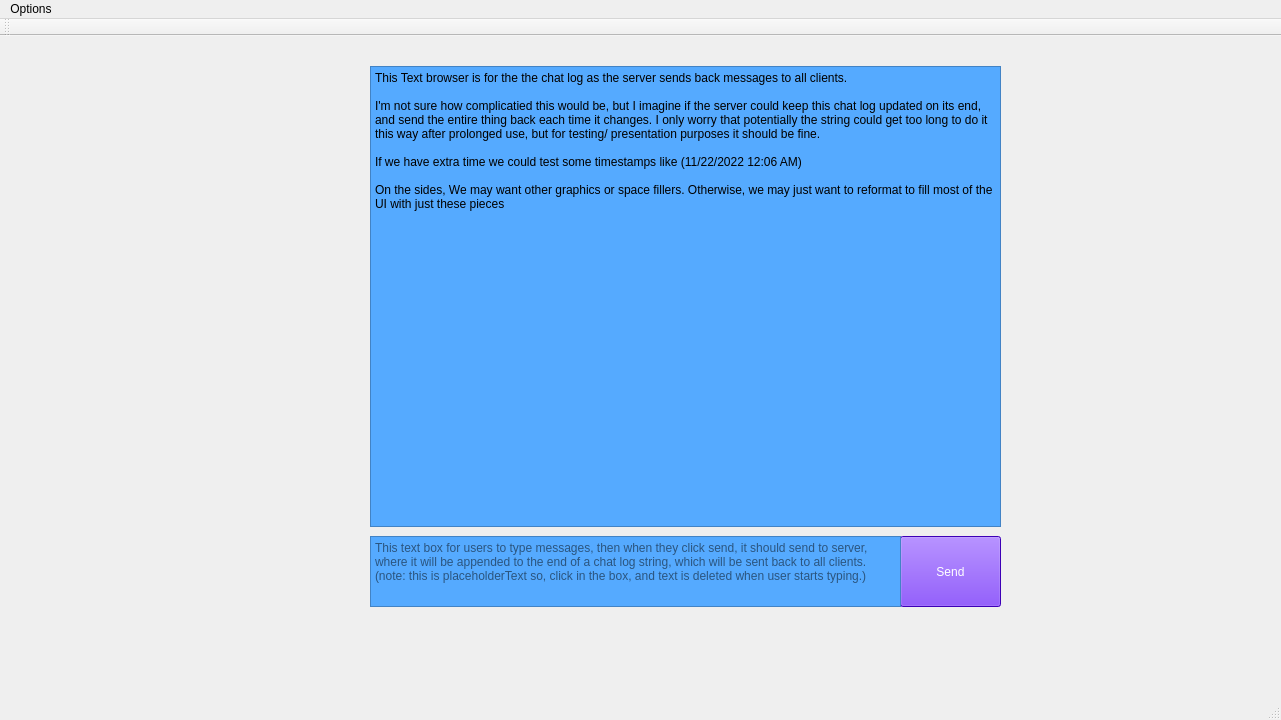
Before: the Qt Designer form ChatProgramSolution/ChatProgramProject/ChatProgramProject.ui in BobbyDMullinsIII/OS-MainlineProject2, drawn with Qt 5.
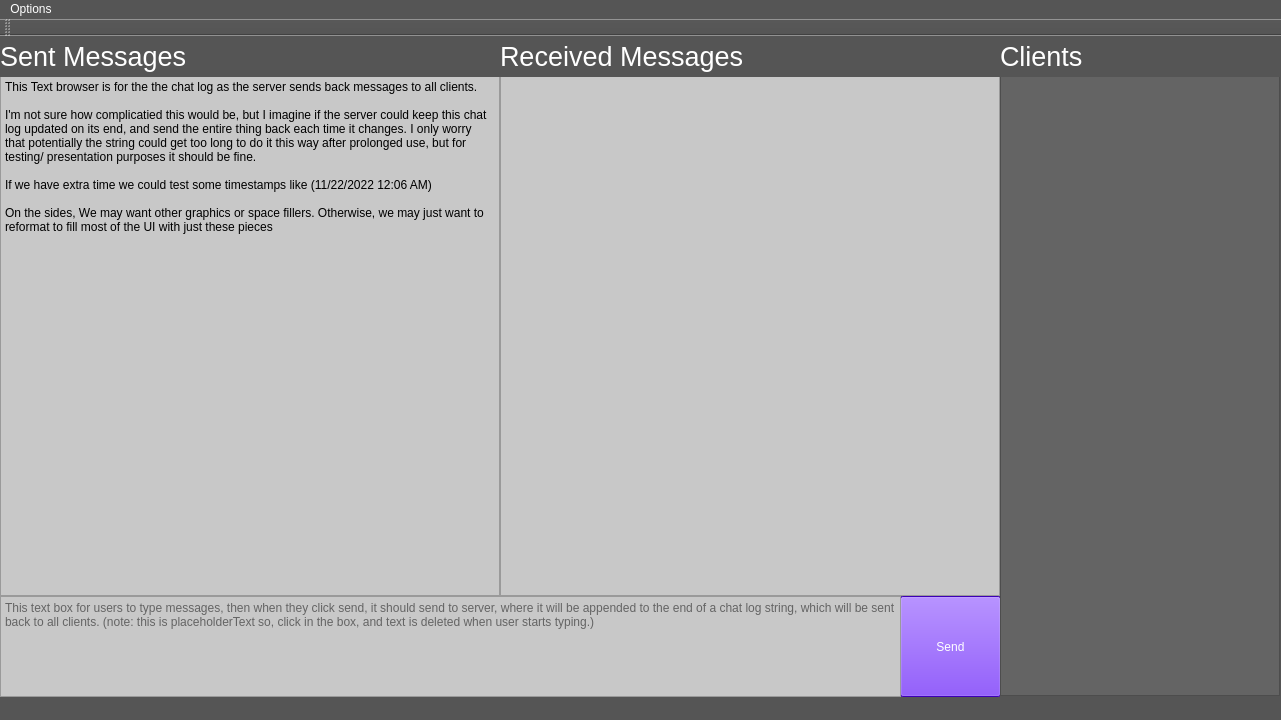
After: the same form once the commit is applied.

Commit message: Modified UI some to look more like discord

The edit to the form file:
```diff
--- a/ChatProgramSolution/ChatProgramProject/ChatProgramProject.ui
+++ b/ChatProgramSolution/ChatProgramProject/ChatProgramProject.ui
@@ -14,7 +14,11 @@
    <string>ChatProgramProject</string>
   </property>
   <property name="autoFillBackground">
-   <bool>true</bool>
+   <bool>false</bool>
+  </property>
+  <property name="styleSheet">
+   <string notr="true">background-color: rgb(85, 85, 85); 
+color: white;</string>
   </property>
   <property name="tabShape">
    <enum>QTabWidget::Rounded</enum>
@@ -35,9 +39,9 @@
     <property name="geometry">
      <rect>
       <x>900</x>
-      <y>500</y>
+      <y>560</y>
       <width>101</width>
-      <height>71</height>
+      <height>101</height>
      </rect>
     </property>
     <property name="styleSheet">
@@ -52,10 +56,10 @@
    <widget class="QTextEdit" name="textEdit">
     <property name="geometry">
      <rect>
-      <x>370</x>
-      <y>500</y>
-      <width>531</width>
-      <height>71</height>
+      <x>0</x>
+      <y>560</y>
+      <width>901</width>
+      <height>101</height>
      </rect>
     </property>
     <property name="focusPolicy">
@@ -65,7 +69,9 @@
      <bool>false</bool>
     </property>
     <property name="styleSheet">
-     <string notr="true">background-color: rgb(85, 170, 255);
+     <string notr="true">background-color: rgb(200, 200, 200);
+color:black;
+font: 14pt &quot;Segoe UI&quot;;
 </string>
     </property>
     <property name="html">
@@ -75,7 +81,7 @@
 hr { height: 1px; border-width: 0; }
 li.unchecked::marker { content: &quot;\2610&quot;; }
 li.checked::marker { content: &quot;\2612&quot;; }
-&lt;/style&gt;&lt;/head&gt;&lt;body style=&quot; font-family:'Segoe UI'; font-size:9pt; font-weight:400; font-style:normal;&quot;&gt;
+&lt;/style&gt;&lt;/head&gt;&lt;body style=&quot; font-family:'Segoe UI'; font-size:14pt; font-weight:400; font-style:normal;&quot;&gt;
 &lt;p style=&quot;-qt-paragraph-type:empty; margin-top:0px; margin-bottom:0px; margin-left:0px; margin-right:0px; -qt-block-indent:0; text-indent:0px;&quot;&gt;&lt;br /&gt;&lt;/p&gt;&lt;/body&gt;&lt;/html&gt;</string>
     </property>
     <property name="overwriteMode">
@@ -88,14 +94,16 @@
    <widget class="QTextBrowser" name="textBrowser">
     <property name="geometry">
      <rect>
-      <x>370</x>
-      <y>30</y>
-      <width>631</width>
-      <height>461</height>
+      <x>0</x>
+      <y>39</y>
+      <width>500</width>
+      <height>521</height>
      </rect>
     </property>
     <property name="styleSheet">
-     <string notr="true">background-color: rgb(85, 170, 255);</string>
+     <string notr="true">background-color: rgb(200, 200, 200);
+color: black;
+font: 14pt &quot;Segoe UI&quot;;</string>
     </property>
     <property name="html">
      <string>&lt;!DOCTYPE HTML PUBLIC &quot;-//W3C//DTD HTML 4.0//EN&quot; &quot;http://www.w3.org/TR/REC-html40/strict.dtd&quot;&gt;
@@ -104,14 +112,127 @@
 hr { height: 1px; border-width: 0; }
 li.unchecked::marker { content: &quot;\2610&quot;; }
 li.checked::marker { content: &quot;\2612&quot;; }
-&lt;/style&gt;&lt;/head&gt;&lt;body style=&quot; font-family:'Segoe UI'; font-size:9pt; font-weight:400; font-style:normal;&quot;&gt;
-&lt;p style=&quot; margin-top:0px; margin-bottom:0px; margin-left:0px; margin-right:0px; -qt-block-indent:0; text-indent:0px;&quot;&gt;This Text browser is for the the chat log as the server sends back messages to all clients.&lt;/p&gt;
-&lt;p style=&quot;-qt-paragraph-type:empty; margin-top:0px; margin-bottom:0px; margin-left:0px; margin-right:0px; -qt-block-indent:0; text-indent:0px;&quot;&gt;&lt;br /&gt;&lt;/p&gt;
-&lt;p style=&quot; margin-top:0px; margin-bottom:0px; margin-left:0px; margin-right:0px; -qt-block-indent:0; text-indent:0px;&quot;&gt;I'm not sure how complicatied this would be, but I imagine if the server could keep this chat log updated on its end, and send the entire thing back each time it changes. I only worry that potentially the string could get too long to do it this way after prolonged use, but for testing/ presentation purposes it should be fine. &lt;/p&gt;
-&lt;p style=&quot;-qt-paragraph-type:empty; margin-top:0px; margin-bottom:0px; margin-left:0px; margin-right:0px; -qt-block-indent:0; text-indent:0px;&quot;&gt;&lt;br /&gt;&lt;/p&gt;
-&lt;p style=&quot; margin-top:0px; margin-bottom:0px; margin-left:0px; margin-right:0px; -qt-block-indent:0; text-indent:0px;&quot;&gt;If we have extra time we could test some timestamps like (11/22/2022 12:06 AM)&lt;/p&gt;
-&lt;p style=&quot;-qt-paragraph-type:empty; margin-top:0px; margin-bottom:0px; margin-left:0px; margin-right:0px; -qt-block-indent:0; text-indent:0px;&quot;&gt;&lt;br /&gt;&lt;/p&gt;
-&lt;p style=&quot; margin-top:0px; margin-bottom:0px; margin-left:0px; margin-right:0px; -qt-block-indent:0; text-indent:0px;&quot;&gt;On the sides, We may want other graphics or space fillers. Otherwise, we may just want to reformat to fill most of the UI with just these pieces&lt;/p&gt;&lt;/body&gt;&lt;/html&gt;</string>
+&lt;/style&gt;&lt;/head&gt;&lt;body style=&quot; font-family:'Segoe UI'; font-size:14pt; font-weight:400; font-style:normal;&quot;&gt;
+&lt;p style=&quot; margin-top:0px; margin-bottom:0px; margin-left:0px; margin-right:0px; -qt-block-indent:0; text-indent:0px;&quot;&gt;&lt;span style=&quot; font-size:9pt;&quot;&gt;This Text browser is for the the chat log as the server sends back messages to all clients.&lt;/span&gt;&lt;/p&gt;
+&lt;p style=&quot;-qt-paragraph-type:empty; margin-top:0px; margin-bottom:0px; margin-left:0px; margin-right:0px; -qt-block-indent:0; text-indent:0px; font-size:9pt;&quot;&gt;&lt;br /&gt;&lt;/p&gt;
+&lt;p style=&quot; margin-top:0px; margin-bottom:0px; margin-left:0px; margin-right:0px; -qt-block-indent:0; text-indent:0px;&quot;&gt;&lt;span style=&quot; font-size:9pt;&quot;&gt;I'm not sure how complicatied this would be, but I imagine if the server could keep this chat log updated on its end, and send the entire thing back each time it changes. I only worry that potentially the string could get too long to do it this way after prolonged use, but for testing/ presentation purposes it should be fine. &lt;/span&gt;&lt;/p&gt;
+&lt;p style=&quot;-qt-paragraph-type:empty; margin-top:0px; margin-bottom:0px; margin-left:0px; margin-right:0px; -qt-block-indent:0; text-indent:0px; font-size:9pt;&quot;&gt;&lt;br /&gt;&lt;/p&gt;
+&lt;p style=&quot; margin-top:0px; margin-bottom:0px; margin-left:0px; margin-right:0px; -qt-block-indent:0; text-indent:0px;&quot;&gt;&lt;span style=&quot; font-size:9pt;&quot;&gt;If we have extra time we could test some timestamps like (11/22/2022 12:06 AM)&lt;/span&gt;&lt;/p&gt;
+&lt;p style=&quot;-qt-paragraph-type:empty; margin-top:0px; margin-bottom:0px; margin-left:0px; margin-right:0px; -qt-block-indent:0; text-indent:0px; font-size:9pt;&quot;&gt;&lt;br /&gt;&lt;/p&gt;
+&lt;p style=&quot; margin-top:0px; margin-bottom:0px; margin-left:0px; margin-right:0px; -qt-block-indent:0; text-indent:0px;&quot;&gt;&lt;span style=&quot; font-size:9pt;&quot;&gt;On the sides, We may want other graphics or space fillers. Otherwise, we may just want to reformat to fill most of the UI with just these pieces&lt;/span&gt;&lt;/p&gt;&lt;/body&gt;&lt;/html&gt;</string>
+    </property>
+   </widget>
+   <widget class="QTextBrowser" name="textBrowser_2">
+    <property name="geometry">
+     <rect>
+      <x>500</x>
+      <y>39</y>
+      <width>500</width>
+      <height>521</height>
+     </rect>
+    </property>
+    <property name="focusPolicy">
+     <enum>Qt::NoFocus</enum>
+    </property>
+    <property name="acceptDrops">
+     <bool>false</bool>
+    </property>
+    <property name="styleSheet">
+     <string notr="true">background-color: rgb(200, 200, 200);
+color: black;
+font: 14pt &quot;Segoe UI&quot;;</string>
+    </property>
+    <property name="html">
+     <string>&lt;!DOCTYPE HTML PUBLIC &quot;-//W3C//DTD HTML 4.0//EN&quot; &quot;http://www.w3.org/TR/REC-html40/strict.dtd&quot;&gt;
+&lt;html&gt;&lt;head&gt;&lt;meta name=&quot;qrichtext&quot; content=&quot;1&quot; /&gt;&lt;meta charset=&quot;utf-8&quot; /&gt;&lt;style type=&quot;text/css&quot;&gt;
+p, li { white-space: pre-wrap; }
+hr { height: 1px; border-width: 0; }
+li.unchecked::marker { content: &quot;\2610&quot;; }
+li.checked::marker { content: &quot;\2612&quot;; }
+&lt;/style&gt;&lt;/head&gt;&lt;body style=&quot; font-family:'Segoe UI'; font-size:14pt; font-weight:400; font-style:normal;&quot;&gt;
+&lt;p style=&quot;-qt-paragraph-type:empty; margin-top:0px; margin-bottom:0px; margin-left:0px; margin-right:0px; -qt-block-indent:0; text-indent:0px;&quot;&gt;&lt;br /&gt;&lt;/p&gt;&lt;/body&gt;&lt;/html&gt;</string>
+    </property>
+   </widget>
+   <widget class="QTextBrowser" name="textBrowser_3">
+    <property name="geometry">
+     <rect>
+      <x>1000</x>
+      <y>39</y>
+      <width>280</width>
+      <height>621</height>
+     </rect>
+    </property>
+    <property name="acceptDrops">
+     <bool>false</bool>
+    </property>
+    <property name="styleSheet">
+     <string notr="true">background-color: rgb(100, 100, 100); 
+color: white;
+font: 14pt &quot;Segoe UI&quot;;</string>
+    </property>
+    <property name="html">
+     <string>&lt;!DOCTYPE HTML PUBLIC &quot;-//W3C//DTD HTML 4.0//EN&quot; &quot;http://www.w3.org/TR/REC-html40/strict.dtd&quot;&gt;
+&lt;html&gt;&lt;head&gt;&lt;meta name=&quot;qrichtext&quot; content=&quot;1&quot; /&gt;&lt;meta charset=&quot;utf-8&quot; /&gt;&lt;style type=&quot;text/css&quot;&gt;
+p, li { white-space: pre-wrap; }
+hr { height: 1px; border-width: 0; }
+li.unchecked::marker { content: &quot;\2610&quot;; }
+li.checked::marker { content: &quot;\2612&quot;; }
+&lt;/style&gt;&lt;/head&gt;&lt;body style=&quot; font-family:'Segoe UI'; font-size:14pt; font-weight:400; font-style:normal;&quot;&gt;
+&lt;p style=&quot;-qt-paragraph-type:empty; margin-top:0px; margin-bottom:0px; margin-left:0px; margin-right:0px; -qt-block-indent:0; text-indent:0px;&quot;&gt;&lt;br /&gt;&lt;/p&gt;&lt;/body&gt;&lt;/html&gt;</string>
+    </property>
+   </widget>
+   <widget class="QLabel" name="sentLabel">
+    <property name="geometry">
+     <rect>
+      <x>0</x>
+      <y>0</y>
+      <width>501</width>
+      <height>41</height>
+     </rect>
+    </property>
+    <property name="font">
+     <font>
+      <pointsize>20</pointsize>
+     </font>
+    </property>
+    <property name="text">
+     <string>Sent Messages</string>
+    </property>
+   </widget>
+   <widget class="QLabel" name="receivedLabel">
+    <property name="geometry">
+     <rect>
+      <x>500</x>
+      <y>0</y>
+      <width>501</width>
+      <height>41</height>
+     </rect>
+    </property>
+    <property name="font">
+     <font>
+      <pointsize>20</pointsize>
+     </font>
+    </property>
+    <property name="text">
+     <string>Received Messages</string>
+    </property>
+   </widget>
+   <widget class="QLabel" name="receivedLabel_2">
+    <property name="geometry">
+     <rect>
+      <x>1000</x>
+      <y>0</y>
+      <width>281</width>
+      <height>41</height>
+     </rect>
+    </property>
+    <property name="font">
+     <font>
+      <pointsize>20</pointsize>
+     </font>
+    </property>
+    <property name="text">
+     <string>Clients</string>
     </property>
    </widget>
   </widget>
```
Left out of the diff: 9 changed lines with no effect on the pictures. The commit also changes 12 other files.
